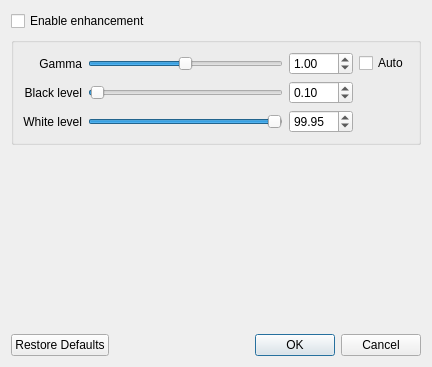
Old version of the form client/src/ui/dialogs/adjust_video_dialog.ui in the repository networkoptix/nx_open.
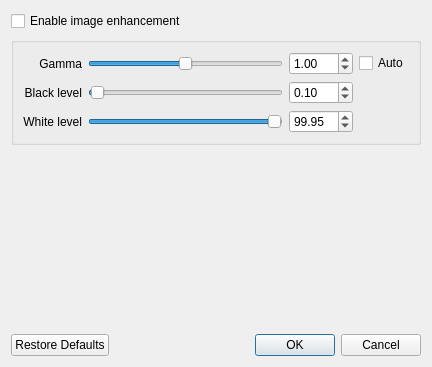
New version of the form. Custom widgets are drawn as their Qt base class.

The edit to the form file:
```diff
--- a/client/src/ui/dialogs/adjust_video_dialog.ui
+++ b/client/src/ui/dialogs/adjust_video_dialog.ui
@@ -20,7 +20,7 @@
    <item>
     <widget class="QCheckBox" name="enableAdjustment">
      <property name="text">
-      <string>Enable enhancement</string>
+      <string>Enable image enhancement</string>
      </property>
     </widget>
    </item>
```
